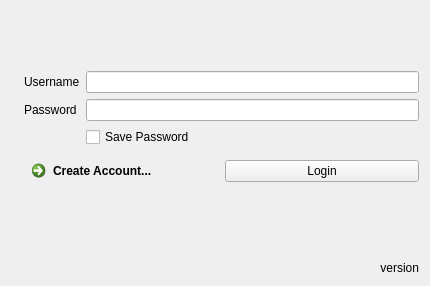
Above: ggpo/gui/ui/logindialog.ui from doctorguile/pyqtggpo before the change. Below: the same form after it.
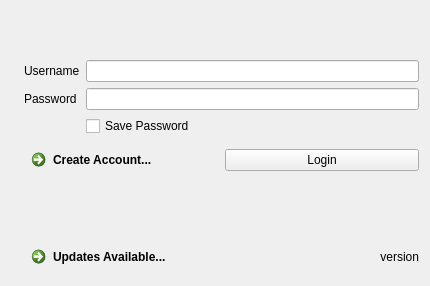
That is the form after the change. Icons and pictures are not drawn.

Commit message: use link button for updates

```diff
--- a/ggpo/gui/ui/logindialog.ui
+++ b/ggpo/gui/ui/logindialog.ui
@@ -140,7 +140,28 @@
       </widget>
      </item>
      <item>
+      <layout class="QHBoxLayout" name="horizontalLayout_2">
+       <item>
+        <widget class="QCommandLinkButton" name="uiNewVersionLink">
+         <property name="sizePolicy">
+          <sizepolicy hsizetype="Minimum" vsizetype="Minimum">
+           <horstretch>0</horstretch>
+           <verstretch>0</verstretch>
+          </sizepolicy>
+         </property>
+         <property name="text">
+          <string>Updates Available...</string>
+         </property>
+        </widget>
+       </item>
+       <item>
       <widget class="QLabel" name="uiVersionLbl">
+         <property name="sizePolicy">
+          <sizepolicy hsizetype="Expanding" vsizetype="Preferred">
+           <horstretch>0</horstretch>
+           <verstretch>0</verstretch>
+          </sizepolicy>
+         </property>
        <property name="text">
         <string>version</string>
        </property>
@@ -148,6 +169,8 @@
         <set>Qt::AlignRight|Qt::AlignTrailing|Qt::AlignVCenter</set>
        </property>
       </widget>
+       </item>
+      </layout>
      </item>
     </layout>
    </item>
```
Left out of the diff: 2 changed lines with no effect on the pictures. Lines whose indentation alone changed are shown as unchanged. The commit also changes 1 other file.
